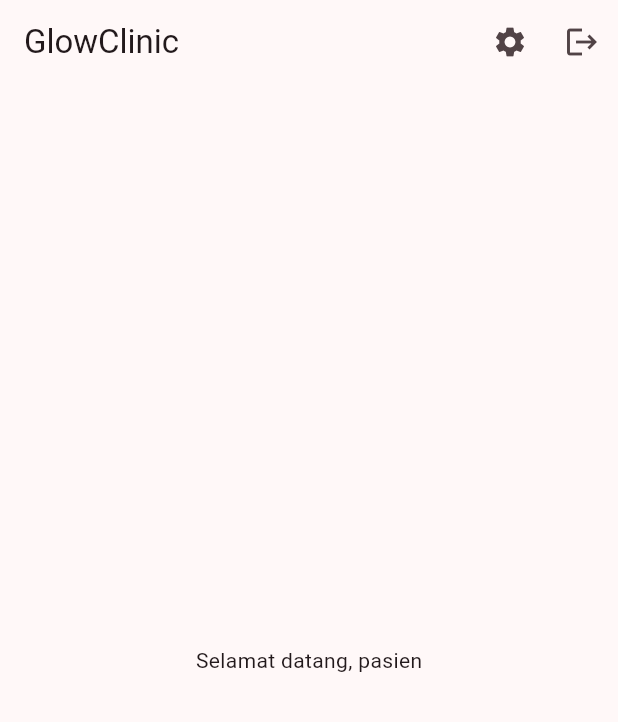
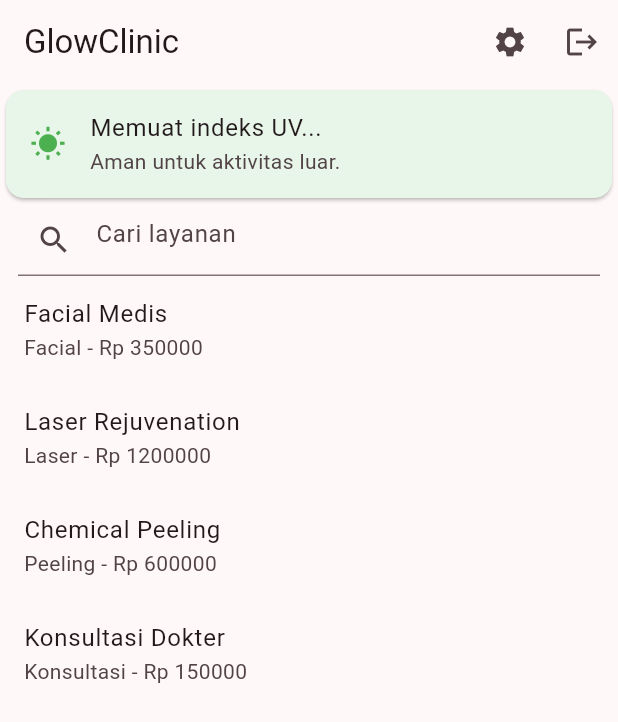
Before and after one commit to FARIZSTUDENT/GlowClinic, a Flutter app: the PatientHome screen opened directly, on a phone screen of 412 x 824 dp. Shown: the top 722 px of the screen. Run offline on Flutter 3.47's test engine with Material 3 defaults, Android fonts, the phone set to English and light mode, and no system bars; our stand-ins replace flutter_secure_storage, local_auth, sqflite, timezone; accounts and stored records are empty; network calls fail.

Commit message:
katalog, pencarian, kurs, indeks UV

```diff
--- /dev/null
+++ b/glowclinic/lib/features/catalog/catalog.dart
@@ -0,0 +1,129 @@
+import 'package:flutter/material.dart';
+import 'package:glowclinic/core/core.dart';
+import 'package:glowclinic/features/catalog/api.dart';
+
+class UvCard extends StatelessWidget {
+  const UvCard({super.key});
+
+  @override
+  Widget build(BuildContext c) => FutureBuilder<double?>(
+    future: fetchUv(-6.2, 106.8),
+    builder: (c, s) {
+      final uv = s.data;
+      final high = uv != null && uv >= 6;
+
+      return Card(
+        color: high ? Colors.red.shade50 : Colors.green.shade50,
+        child: ListTile(
+          leading: Icon(
+            Icons.wb_sunny,
+            color: high ? Colors.red : Colors.green,
+          ),
+          title: Text(
+            uv == null ? 'Memuat indeks UV...' : 'Indeks UV hari ini: $uv',
+          ),
+          subtitle: Text(
+            high
+                ? 'Tinggi: hindari matahari setelah laser/peeling, pakai SPF.'
+                : 'Aman untuk aktivitas luar.',
+          ),
+        ),
+      );
+    },
+  );
+}
+
+class Catalog extends StatefulWidget {
+  const Catalog({super.key});
+
+  @override
+  State<Catalog> createState() => _C();
+}
+
+class _C extends State<Catalog> {
+  String q = '';
+
+  @override
+  Widget build(BuildContext c) => Column(
+    children: [
+      const UvCard(),
+      Padding(
+        padding: const EdgeInsets.symmetric(horizontal: 12),
+        child: TextField(
+          onChanged: (v) => setState(() => q = v),
+          decoration: const InputDecoration(
+            prefixIcon: Icon(Icons.search),
+            hintText: 'Cari layanan',
+          ),
+        ),
+      ),
+      Expanded(
+        child: FutureBuilder<List<Map<String, dynamic>>>(
+          future: qry('select * from treatments where nama like ?', ['%$q%']),
+          builder: (c, s) {
+            if (!s.hasData) {
+              return const Center(child: CircularProgressIndicator());
+            }
+
+            return ListView(
+              children: [
+                for (final t in s.data!)
+                  ListTile(
+                    title: Text(t['nama']),
+                    subtitle: Text('${t['kategori']} - Rp ${t['harga_idr']}'),
+                    onTap: () => Navigator.push(
+                      c,
+                      MaterialPageRoute(builder: (_) => Detail(t)),
+                    ),
+                  ),
+              ],
+            );
+          },
+        ),
+      ),
+    ],
+  );
+}
+
+class Detail extends StatelessWidget {
+  final Map t;
+
+  const Detail(this.t, {super.key});
+
+  @override
+  Widget build(BuildContext c) => Scaffold(
+    appBar: AppBar(title: Text(t['nama'])),
+    body: ListView(
+      padding: const EdgeInsets.all(16),
+      children: [
+        Text(t['deskripsi'] ?? ''),
+        const SizedBox(height: 12),
+        Text(
+          'Rp ${t['harga_idr']}',
+          style: const TextStyle(fontSize: 22, fontWeight: FontWeight.bold),
+        ),
+        FutureBuilder<Map<String, double>>(
+          future: fetchRates(),
+          builder: (c, s) {
+            if (s.hasError) {
+              return const Text('Kurs tidak tersedia');
+            }
+
+            if (!s.hasData) {
+              return const LinearProgressIndicator();
+            }
+
+            final p = t['harga_idr'] as int;
+
+            return Text(
+              s.data!.entries
+                  .map((e) => '${e.key} ${(p * e.value).toStringAsFixed(2)}')
+                  .join('  |  '),
+            );
+          },
+        ),
+        const SizedBox(height: 16),
+      ],
+    ),
+  );
+}
--- a/glowclinic/lib/features/home/patient_home.dart
+++ b/glowclinic/lib/features/home/patient_home.dart
@@ -1,6 +1,7 @@
 import 'package:flutter/material.dart';
 import 'package:glowclinic/features/auth/auth.dart';
 import 'package:glowclinic/features/settings/settings.dart';
+import 'package:glowclinic/features/catalog/catalog.dart';
 
 class PatientHome extends StatefulWidget {
   const PatientHome({super.key});
@@ -12,8 +13,10 @@ class _PH extends State<PatientHome> {
   int i = 0;
   @override
   Widget build(BuildContext c) {
-    final pages = <Widget>[];
-    final dests = <NavigationDestination>[];
+    final pages = <Widget>[const Catalog()];
+    final dests = <NavigationDestination>[
+      const NavigationDestination(icon: Icon(Icons.spa), label: 'Layanan'),
+    ];
     return Scaffold(
       appBar: AppBar(
         title: const Text('GlowClinic'),
```
Also changed, not shown: glowclinic/lib/features/catalog/api.dart (added, +32 -0 lines).
